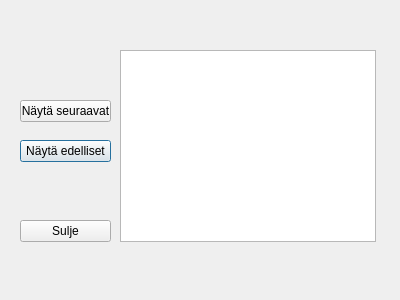
This is bankautomat/bankactions.ui in bank-2022/group10 as Qt 5 draws it before an edit. The edited form follows.
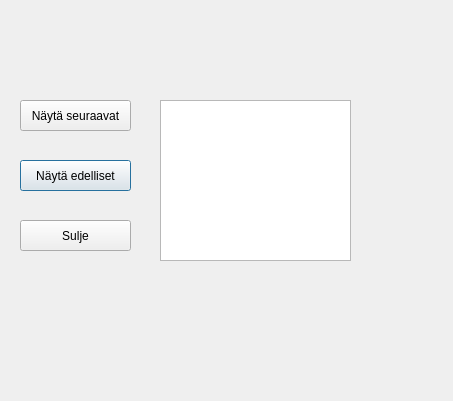
This is the edited form.

What changed in the file:
```diff
--- a/bankautomat/bankactions.ui
+++ b/bankautomat/bankactions.ui
@@ -6,8 +6,8 @@
    <rect>
     <x>0</x>
     <y>0</y>
-    <width>400</width>
-    <height>300</height>
+    <width>453</width>
+    <height>401</height>
    </rect>
   </property>
   <property name="windowTitle">
@@ -17,32 +17,22 @@
    <property name="geometry">
     <rect>
      <x>20</x>
-     <y>140</y>
-     <width>91</width>
-     <height>22</height>
+     <y>160</y>
+     <width>111</width>
+     <height>31</height>
     </rect>
    </property>
    <property name="text">
     <string>Näytä edelliset</string>
    </property>
   </widget>
-  <widget class="QListView" name="listView">
-   <property name="geometry">
-    <rect>
-     <x>120</x>
-     <y>50</y>
-     <width>256</width>
-     <height>192</height>
-    </rect>
-   </property>
-  </widget>
   <widget class="QPushButton" name="btnActionsClose">
    <property name="geometry">
     <rect>
      <x>20</x>
      <y>220</y>
-     <width>91</width>
-     <height>22</height>
+     <width>111</width>
+     <height>31</height>
     </rect>
    </property>
    <property name="text">
@@ -54,14 +44,24 @@
     <rect>
      <x>20</x>
      <y>100</y>
-     <width>91</width>
-     <height>22</height>
+     <width>111</width>
+     <height>31</height>
     </rect>
    </property>
    <property name="text">
     <string>Näytä seuraavat</string>
    </property>
   </widget>
+  <widget class="QTextEdit" name="BankActionScreen">
+   <property name="geometry">
+    <rect>
+     <x>160</x>
+     <y>100</y>
+     <width>191</width>
+     <height>161</height>
+    </rect>
+   </property>
+  </widget>
  </widget>
  <resources/>
  <connections/>
```
